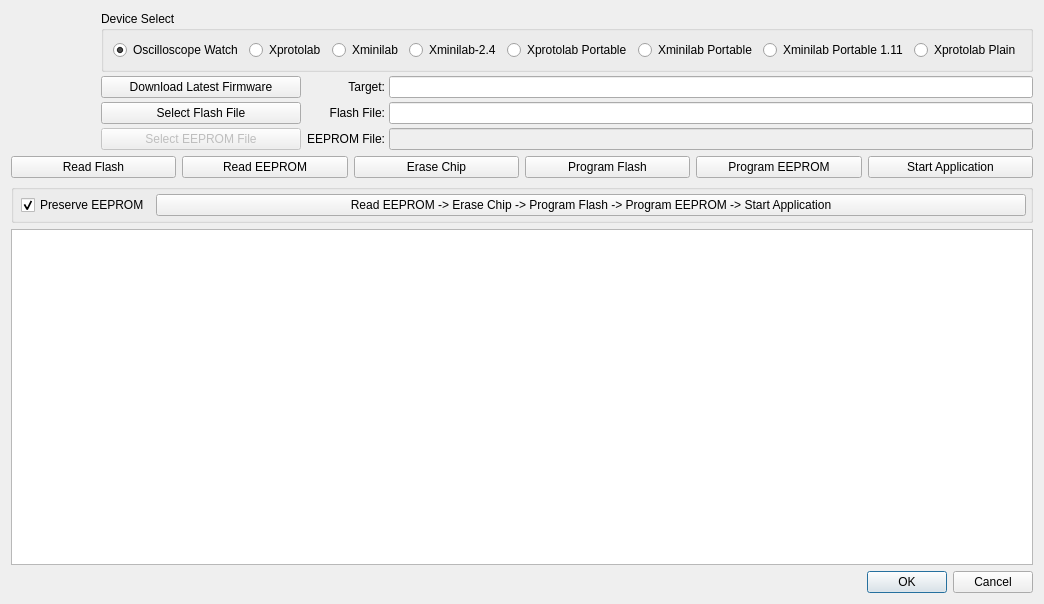
First picture: the form in bootloader.ui, repository ganzziani/xscopes-qt, before the edit.
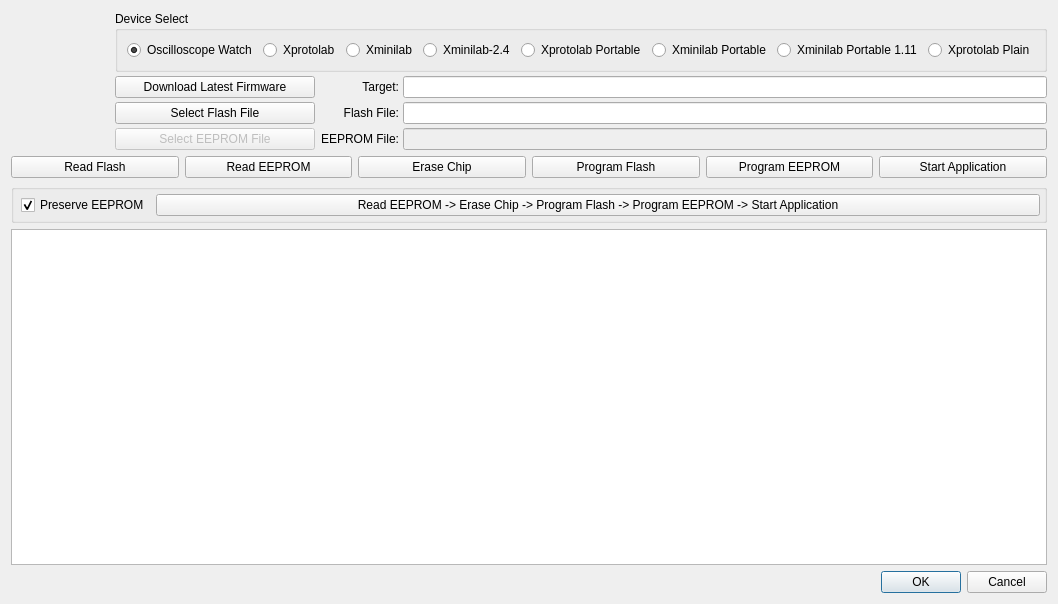
Second picture: the form after the edit. Icons and pictures are not drawn.

```diff
--- a/bootloader.ui
+++ b/bootloader.ui
@@ -27,7 +27,7 @@
       <widget class="QLabel" name="labelDevice">
        <property name="minimumSize">
         <size>
-         <width>86</width>
+         <width>100</width>
          <height>0</height>
         </size>
        </property>
```
